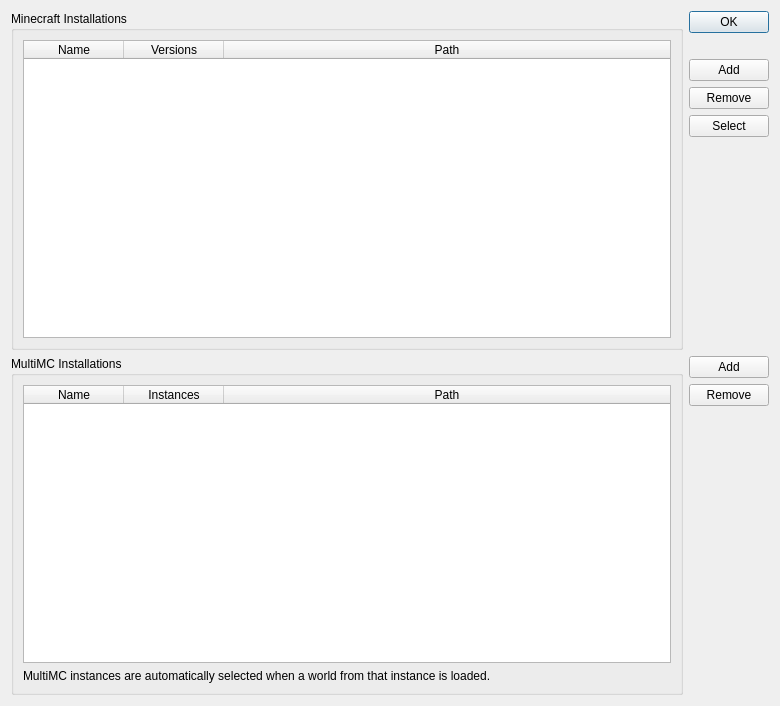
First picture: the form in src/mcedit2/ui/minecraft_installs.ui, repository mcedit/mcedit2, before the edit.
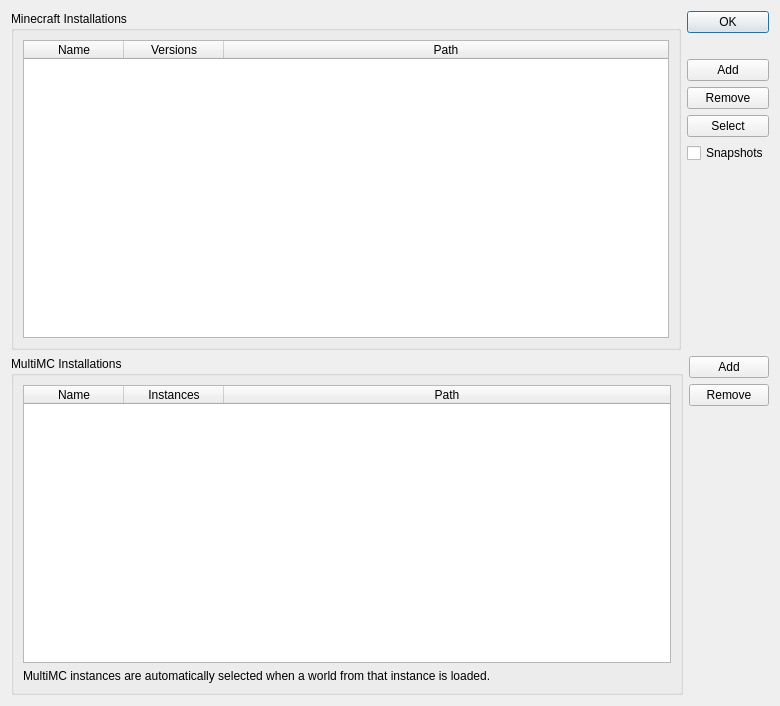
Second picture: the form after the edit.

Commit message: Add "Snapshots" option to minecraft installs dialog

```diff
--- a/src/mcedit2/ui/minecraft_installs.ui
+++ b/src/mcedit2/ui/minecraft_installs.ui
@@ -120,6 +120,13 @@
          </property>
         </widget>
        </item>
+       <item>
+        <widget class="QCheckBox" name="snapshotsCheckBox">
+         <property name="text">
+          <string>Snapshots</string>
+         </property>
+        </widget>
+       </item>
        <item>
         <spacer name="verticalSpacer">
          <property name="orientation">
```
The commit also changes 1 other file.
